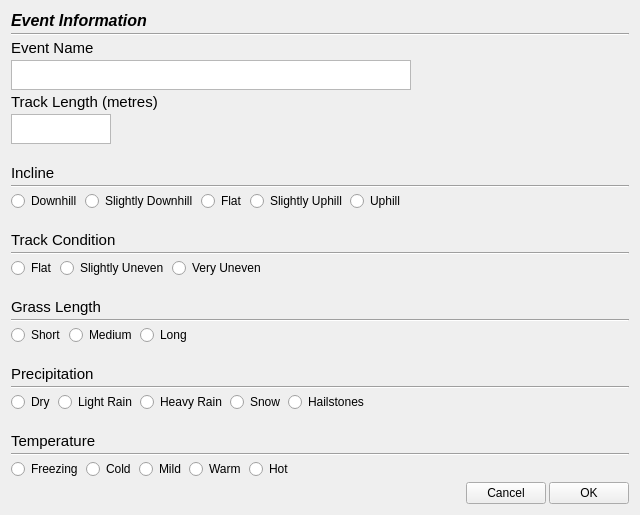
First picture: the form in eventinfo.ui, repository davavanstone/DogTiming, before the edit.
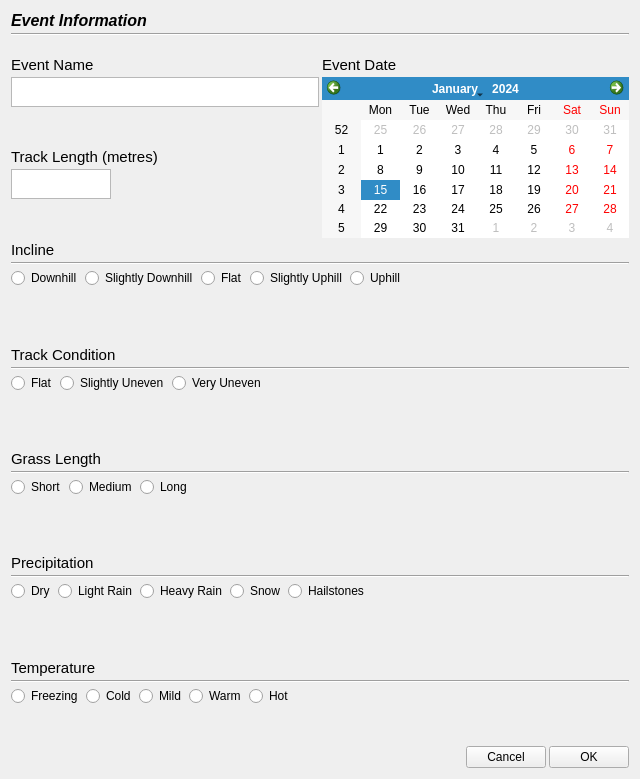
Second picture: the form after the edit.

Patch:
```diff
--- a/eventinfo.ui
+++ b/eventinfo.ui
@@ -7,7 +7,7 @@
     <x>0</x>
     <y>0</y>
     <width>640</width>
-    <height>480</height>
+    <height>779</height>
    </rect>
   </property>
   <property name="windowTitle">
@@ -45,6 +45,17 @@
       </widget>
      </item>
      <item>
+      <widget class="QLabel" name="label_13">
+       <property name="text">
+        <string/>
+       </property>
+      </widget>
+     </item>
+     <item>
+      <layout class="QHBoxLayout" name="horizontalLayout_10">
+       <item>
+        <layout class="QVBoxLayout" name="verticalLayout_2">
+         <item>
       <widget class="QLabel" name="label">
        <property name="maximumSize">
         <size>
@@ -77,7 +88,7 @@
       </widget>
      </item>
      <item>
-      <spacer name="verticalSpacer_7">
+          <spacer name="verticalSpacer_2">
        <property name="orientation">
         <enum>Qt::Vertical</enum>
        </property>
@@ -116,7 +127,7 @@
       </widget>
      </item>
      <item>
-      <spacer name="verticalSpacer_2">
+          <spacer name="verticalSpacer_7">
        <property name="orientation">
         <enum>Qt::Vertical</enum>
        </property>
@@ -128,12 +139,28 @@
        </property>
       </spacer>
      </item>
+        </layout>
+       </item>
      <item>
-      <widget class="QLabel" name="label_13">
+        <layout class="QVBoxLayout" name="verticalLayout_3">
+         <item>
+          <widget class="QLabel" name="label_14">
+           <property name="font">
+            <font>
+             <pointsize>11</pointsize>
+            </font>
+           </property>
        <property name="text">
-        <string/>
-       </property>
-      </widget>
+            <string>Event Date</string>
+           </property>
+          </widget>
+         </item>
+         <item>
+          <widget class="QCalendarWidget" name="calendarWidget"/>
+         </item>
+        </layout>
+       </item>
+      </layout>
      </item>
      <item>
       <widget class="QLabel" name="label_3">
```
Lines whose indentation alone changed are shown as unchanged.
